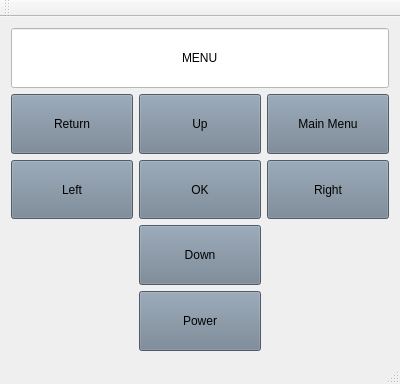
This is denas-case2/mainwindow.ui in biaochen1/comp-3004-teamproject as Qt 5 draws it before an edit. The edited form follows.
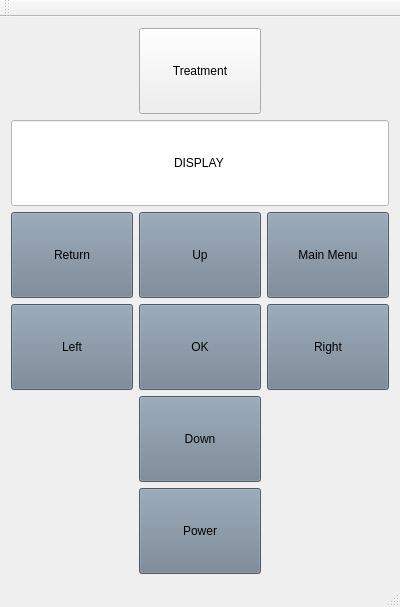
This is the edited form.

Commit message: all functions set up just need to replace psuedocode/comments with actual functionality

Patch:
```diff
--- a/denas-case2/mainwindow.ui
+++ b/denas-case2/mainwindow.ui
@@ -7,7 +7,7 @@
     <x>0</x>
     <y>0</y>
     <width>400</width>
-    <height>384</height>
+    <height>607</height>
    </rect>
   </property>
   <property name="windowTitle">
@@ -15,7 +15,43 @@
   </property>
   <widget class="QWidget" name="centralWidget">
    <layout class="QGridLayout" name="gridLayout">
-    <item row="3" column="0">
+    <item row="7" column="1">
+     <widget class="QPushButton" name="PowerButton">
+      <property name="sizePolicy">
+       <sizepolicy hsizetype="Preferred" vsizetype="Expanding">
+        <horstretch>0</horstretch>
+        <verstretch>0</verstretch>
+       </sizepolicy>
+      </property>
+      <property name="styleSheet">
+       <string notr="true">QPushButton {
+	background-color: #708090
+}</string>
+      </property>
+      <property name="text">
+       <string>Power</string>
+      </property>
+     </widget>
+    </item>
+    <item row="5" column="1">
+     <widget class="QPushButton" name="OKButton">
+      <property name="sizePolicy">
+       <sizepolicy hsizetype="Preferred" vsizetype="Expanding">
+        <horstretch>0</horstretch>
+        <verstretch>0</verstretch>
+       </sizepolicy>
+      </property>
+      <property name="styleSheet">
+       <string notr="true">QPushButton {
+	background-color: #708090
+}</string>
+      </property>
+      <property name="text">
+       <string>OK</string>
+      </property>
+     </widget>
+    </item>
+    <item row="5" column="0">
      <widget class="QPushButton" name="LeftButton">
       <property name="sizePolicy">
        <sizepolicy hsizetype="Preferred" vsizetype="Expanding">
@@ -33,7 +69,7 @@
       </property>
      </widget>
     </item>
-    <item row="3" column="2">
+    <item row="5" column="2">
      <widget class="QPushButton" name="RightButton">
       <property name="sizePolicy">
        <sizepolicy hsizetype="Preferred" vsizetype="Expanding">
@@ -51,8 +87,8 @@
       </property>
      </widget>
     </item>
-    <item row="3" column="1">
-     <widget class="QPushButton" name="OKButton">
+    <item row="6" column="1">
+     <widget class="QPushButton" name="DownButton">
       <property name="sizePolicy">
        <sizepolicy hsizetype="Preferred" vsizetype="Expanding">
         <horstretch>0</horstretch>
@@ -65,12 +101,12 @@
 }</string>
       </property>
       <property name="text">
-       <string>OK</string>
+       <string>Down</string>
       </property>
      </widget>
     </item>
-    <item row="5" column="1">
-     <widget class="QPushButton" name="PowerButton">
+    <item row="3" column="0">
+     <widget class="QPushButton" name="ReturnButton">
       <property name="sizePolicy">
        <sizepolicy hsizetype="Preferred" vsizetype="Expanding">
         <horstretch>0</horstretch>
@@ -83,11 +119,11 @@
 }</string>
       </property>
       <property name="text">
-       <string>Power</string>
+       <string>Return</string>
       </property>
      </widget>
     </item>
-    <item row="0" column="0" colspan="3">
+    <item row="1" column="0" colspan="3">
      <widget class="QLineEdit" name="Display">
       <property name="sizePolicy">
        <sizepolicy hsizetype="Preferred" vsizetype="Expanding">
@@ -101,32 +137,14 @@
 }</string>
       </property>
       <property name="text">
-       <string>MENU</string>
+       <string>DISPLAY</string>
       </property>
       <property name="alignment">
        <set>Qt::AlignCenter</set>
       </property>
      </widget>
     </item>
-    <item row="4" column="1">
-     <widget class="QPushButton" name="DownButton">
-      <property name="sizePolicy">
-       <sizepolicy hsizetype="Preferred" vsizetype="Expanding">
-        <horstretch>0</horstretch>
-        <verstretch>0</verstretch>
-       </sizepolicy>
-      </property>
-      <property name="styleSheet">
-       <string notr="true">QPushButton {
-	background-color: #708090
-}</string>
-      </property>
-      <property name="text">
-       <string>Down</string>
-      </property>
-     </widget>
-    </item>
-    <item row="2" column="1">
+    <item row="3" column="1">
      <widget class="QPushButton" name="UpButton">
       <property name="sizePolicy">
        <sizepolicy hsizetype="Preferred" vsizetype="Expanding">
@@ -144,25 +162,7 @@
       </property>
      </widget>
     </item>
-    <item row="2" column="0">
-     <widget class="QPushButton" name="ReturnButton">
-      <property name="sizePolicy">
-       <sizepolicy hsizetype="Preferred" vsizetype="Expanding">
-        <horstretch>0</horstretch>
-        <verstretch>0</verstretch>
-       </sizepolicy>
-      </property>
-      <property name="styleSheet">
-       <string notr="true">QPushButton {
-	background-color: #708090
-}</string>
-      </property>
-      <property name="text">
-       <string>Return</string>
-      </property>
-     </widget>
-    </item>
-    <item row="2" column="2">
+    <item row="3" column="2">
      <widget class="QPushButton" name="MainMenuButton">
       <property name="sizePolicy">
        <sizepolicy hsizetype="Preferred" vsizetype="Expanding">
@@ -180,6 +180,19 @@
       </property>
      </widget>
     </item>
+    <item row="0" column="1">
+     <widget class="QPushButton" name="pushButton">
+      <property name="sizePolicy">
+       <sizepolicy hsizetype="Preferred" vsizetype="Expanding">
+        <horstretch>0</horstretch>
+        <verstretch>0</verstretch>
+       </sizepolicy>
+      </property>
+      <property name="text">
+       <string>Treatment</string>
+      </property>
+     </widget>
+    </item>
    </layout>
   </widget>
   <widget class="QMenuBar" name="menuBar">
```
The commit also changes 2 other files.
